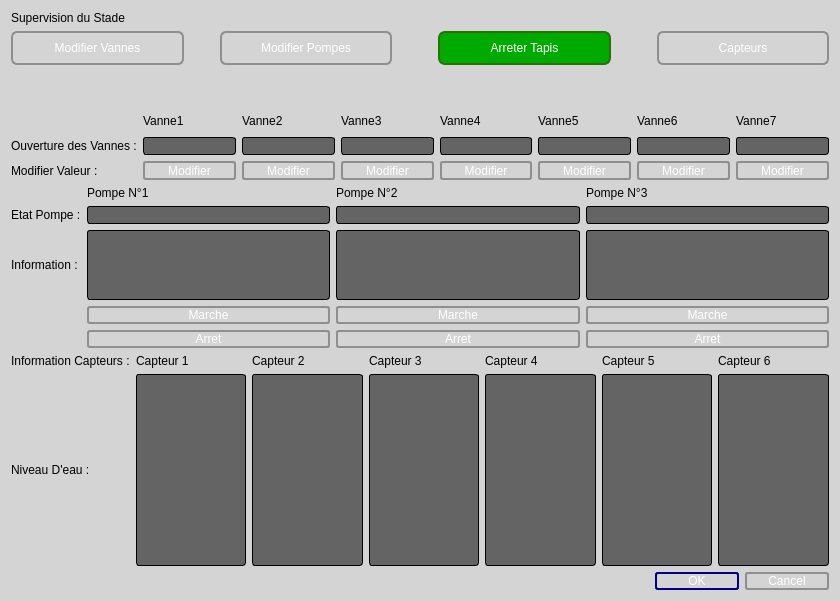
Old version of the form supervision.ui in the repository CalmettesT/Projet-BTS.
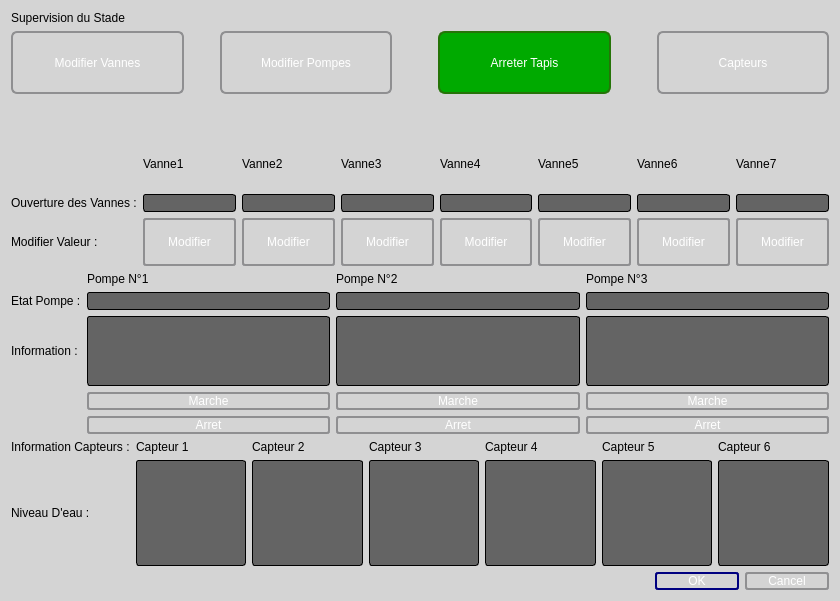
New version of the form.

Patch:
```diff
--- a/supervision.ui
+++ b/supervision.ui
@@ -1001,15 +1001,9 @@
         </widget>
        </item>
        <item row="2" column="1">
-        <widget class="QPlainTextEdit" name="infoPompe1">
-         <property name="sizePolicy">
-          <sizepolicy hsizetype="Preferred" vsizetype="Preferred">
-           <horstretch>0</horstretch>
-           <verstretch>0</verstretch>
-          </sizepolicy>
-         </property>
+        <widget class="QTextEdit" name="infoPompe1">
          <property name="styleSheet">
-          <string notr="true">QPlainTextEdit
+          <string notr="true">QTextEdit
 {
      border: 1px solid black;
      border-radius: 3px;
@@ -1020,15 +1014,9 @@
         </widget>
        </item>
        <item row="2" column="2">
-        <widget class="QPlainTextEdit" name="infoPompe2">
-         <property name="sizePolicy">
-          <sizepolicy hsizetype="Preferred" vsizetype="Preferred">
-           <horstretch>0</horstretch>
-           <verstretch>0</verstretch>
-          </sizepolicy>
-         </property>
+        <widget class="QTextEdit" name="infoPompe2">
          <property name="styleSheet">
-          <string notr="true">QPlainTextEdit
+          <string notr="true">QTextEdit
 {
      border: 1px solid black;
      border-radius: 3px;
@@ -1039,15 +1027,9 @@
         </widget>
        </item>
        <item row="2" column="3">
-        <widget class="QPlainTextEdit" name="infoPompe3">
-         <property name="sizePolicy">
-          <sizepolicy hsizetype="Preferred" vsizetype="Preferred">
-           <horstretch>0</horstretch>
-           <verstretch>0</verstretch>
-          </sizepolicy>
-         </property>
+        <widget class="QTextEdit" name="infoPompe3">
          <property name="styleSheet">
-          <string notr="true">QPlainTextEdit
+          <string notr="true">QTextEdit
 {
      border: 1px solid black;
      border-radius: 3px;
@@ -1061,121 +1043,6 @@
      </item>
      <item>
       <layout class="QGridLayout" name="gridCapteur" rowstretch="0,0">
-       <item row="0" column="0">
-        <widget class="QLabel" name="labelInfoCapteur">
-         <property name="styleSheet">
-          <string notr="true">color: rgb(0, 0, 0);</string>
-         </property>
-         <property name="text">
-          <string>Information Capteurs :</string>
-         </property>
-        </widget>
-       </item>
-       <item row="1" column="2">
-        <widget class="QPlainTextEdit" name="nivEauCap2">
-         <property name="sizePolicy">
-          <sizepolicy hsizetype="Preferred" vsizetype="Fixed">
-           <horstretch>0</horstretch>
-           <verstretch>0</verstretch>
-          </sizepolicy>
-         </property>
-         <property name="styleSheet">
-          <string notr="true">QPlainTextEdit
-{
-     border: 1px solid black;
-     border-radius: 3px;
-	background-color: rgb(100,100, 100);
-     selection-background-color: black;
- }</string>
-         </property>
-        </widget>
-       </item>
-       <item row="1" column="6">
-        <widget class="QPlainTextEdit" name="nivEauCap6">
-         <property name="sizePolicy">
-          <sizepolicy hsizetype="Preferred" vsizetype="Fixed">
-           <horstretch>0</horstretch>
-           <verstretch>0</verstretch>
-          </sizepolicy>
-         </property>
-         <property name="styleSheet">
-          <string notr="true">QPlainTextEdit
-{
-     border: 1px solid black;
-     border-radius: 3px;
-	background-color: rgb(100,100, 100);
-     selection-background-color: black;
- }</string>
-         </property>
-        </widget>
-       </item>
-       <item row="1" column="3">
-        <widget class="QPlainTextEdit" name="nivEauCap3">
-         <property name="sizePolicy">
-          <sizepolicy hsizetype="Preferred" vsizetype="Fixed">
-           <horstretch>0</horstretch>
-           <verstretch>0</verstretch>
-          </sizepolicy>
-         </property>
-         <property name="styleSheet">
-          <string notr="true">QPlainTextEdit
-{
-     border: 1px solid black;
-     border-radius: 3px;
-	background-color: rgb(100,100, 100);
-     selection-background-color: black;
- }</string>
-         </property>
-        </widget>
-       </item>
-       <item row="0" column="4">
-        <widget class="QLabel" name="labelCapteur4">
-         <property name="styleSheet">
-          <string notr="true">color: rgb(0, 0, 0);</string>
-         </property>
-         <property name="text">
-          <string>Capteur 4</string>
-         </property>
-        </widget>
-       </item>
-       <item row="1" column="5">
-        <widget class="QPlainTextEdit" name="nivEauCap5">
-         <property name="sizePolicy">
-          <sizepolicy hsizetype="Preferred" vsizetype="Fixed">
-           <horstretch>0</horstretch>
-           <verstretch>0</verstretch>
-          </sizepolicy>
-         </property>
-         <property name="styleSheet">
-          <string notr="true">QPlainTextEdit
-{
-     border: 1px solid black;
-     border-radius: 3px;
-	background-color: rgb(100,100, 100);
-     selection-background-color: black;
- }</string>
-         </property>
-        </widget>
-       </item>
-       <item row="1" column="4">
-        <widget class="QPlainTextEdit" name="nivEauCap4">
-         <property name="sizePolicy">
-          <sizepolicy hsizetype="Preferred" vsizetype="Fixed">
-           <horstretch>0</horstretch>
-           <verstretch>0</verstretch>
-          </sizepolicy>
-         </property>
-         <property name="styleSheet">
-          <string notr="true">QPlainTextEdit
-{
-     border: 1px solid black;
-     border-radius: 3px;
-	background-color: rgb(100,100, 100);
-     selection-background-color: black;
- }</string>
-         </property>
-        </widget>
-       </item>
        <item row="0" column="5">
         <widget class="QLabel" name="labelCapteur5">
          <property name="styleSheet">
@@ -1226,6 +1093,32 @@
          </property>
         </widget>
        </item>
+       <item row="1" column="2">
+        <widget class="QTextEdit" name="nivEauCap2">
+         <property name="styleSheet">
+          <string notr="true">QTextEdit
+{
+     border: 1px solid black;
+     border-radius: 3px;
+	background-color: rgb(100,100, 100);
+     selection-background-color: black;
+ }</string>
+         </property>
+        </widget>
+       </item>
+       <item row="1" column="5">
+        <widget class="QTextEdit" name="nivEauCap5">
+         <property name="styleSheet">
+          <string notr="true">QTextEdit
+{
+     border: 1px solid black;
+     border-radius: 3px;
+	background-color: rgb(100,100, 100);
+     selection-background-color: black;
+ }</string>
+         </property>
+        </widget>
+       </item>
        <item row="0" column="6">
         <widget class="QLabel" name="labelCapteur6">
          <property name="styleSheet">
@@ -1236,16 +1129,99 @@
          </property>
         </widget>
        </item>
+       <item row="0" column="0">
+        <widget class="QLabel" name="labelInfoCapteur">
+         <property name="styleSheet">
+          <string notr="true">color: rgb(0, 0, 0);</string>
+         </property>
+         <property name="text">
+          <string>Information Capteurs :</string>
+         </property>
+        </widget>
+       </item>
+       <item row="0" column="4">
+        <widget class="QLabel" name="labelCapteur4">
+         <property name="styleSheet">
+          <string notr="true">color: rgb(0, 0, 0);</string>
+         </property>
+         <property name="text">
+          <string>Capteur 4</string>
+         </property>
+        </widget>
+       </item>
+       <item row="0" column="3">
+        <widget class="QLabel" name="labelCapteur3">
+         <property name="styleSheet">
+          <string notr="true">color: rgb(0, 0, 0);</string>
+         </property>
+         <property name="text">
+          <string>Capteur 3</string>
+         </property>
+        </widget>
+       </item>
+       <item row="1" column="4">
+        <widget class="QTextEdit" name="nivEauCap4">
+         <property name="styleSheet">
+          <string notr="true">QTextEdit
+{
+     border: 1px solid black;
+     border-radius: 3px;
+	background-color: rgb(100,100, 100);
+     selection-background-color: black;
+ }</string>
+         </property>
+        </widget>
+       </item>
        <item row="1" column="1">
-        <widget class="QPlainTextEdit" name="nivEauCap1">
-         <property name="sizePolicy">
-          <sizepolicy hsizetype="Preferred" vsizetype="Fixed">
-           <horstretch>0</horstretch>
-           <verstretch>0</verstretch>
-          </sizepolicy>
+        <widget class="QTextEdit" name="nivEauCap1">
+         <property name="styleSheet">
+          <string notr="true">QTextEdit
+{
+     border: 1px solid black;
+     border-radius: 3px;
+	background-color: rgb(100,100, 100);
+     selection-background-color: black;
+ }</string>
          </property>
+        </widget>
+       </item>
+       <item row="1" column="0">
+        <widget class="QLabel" name="label">
          <property name="styleSheet">
-          <string notr="true">QPlainTextEdit
+          <string notr="true">color: rgb(0, 0, 0);</string>
+         </property>
+         <property name="text">
+          <string>Niveau D'eau :</string>
+         </property>
+        </widget>
+       </item>
+       <item row="1" column="3">
+        <widget class="QTextEdit" name="nivEauCap3">
+         <property name="styleSheet">
+          <string notr="true">QTextEdit
+{
+     border: 1px solid black;
+     border-radius: 3px;
+	background-color: rgb(100,100, 100);
+     selection-background-color: black;
+ }</string>
+         </property>
+        </widget>
+       </item>
+       <item row="0" column="1">
+        <widget class="QLabel" name="labelCapteur1">
+         <property name="styleSheet">
+          <string notr="true">color: rgb(0, 0, 0);</string>
+         </property>
+         <property name="text">
+          <string>Capteur 1</string>
+         </property>
+        </widget>
+       </item>
+       <item row="1" column="6">
+        <widget class="QTextEdit" name="nivEauCap6">
+         <property name="styleSheet">
+          <string notr="true">QTextEdit
 {
      border: 1px solid black;
      border-radius: 3px;
```
Left out of the diff: 30 changed lines with no effect on the pictures.
